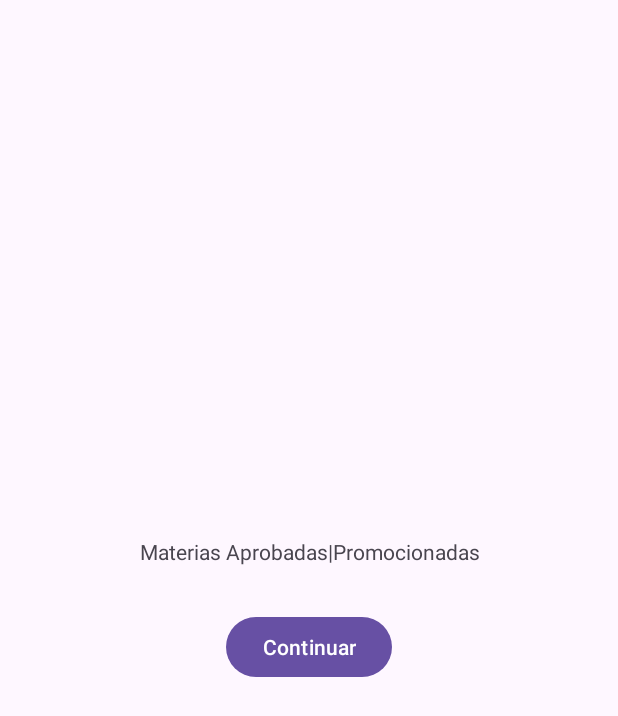
After one commit to fabian3117/ProyectoUTN, an Android app: the layout sidesheet_nuevo_usuario.xml on its own in the app's theme, with its tools: preview values and no code run, on a phone screen of 412 x 824 dp. The commit adds this screen. Shown: the top 716 px of the screen. Run offline under Robolectric (Android 15) with nearby library versions, the phone set to English and light mode, and no system bars.

Commit message:
Login en proceso.

```diff
--- a/app/src/main/AndroidManifest.xml
+++ b/app/src/main/AndroidManifest.xml
@@ -18,6 +18,7 @@
         tools:targetApi="31">
         <activity
             android:name=".Login"
+            android:screenOrientation="nosensor"
             android:exported="false" />
         <activity
             android:name=".MainActivity2"
--- a/app/src/main/java/com/example/miutn/MainActivity.java
+++ b/app/src/main/java/com/example/miutn/MainActivity.java
@@ -377,11 +377,11 @@ public class MainActivity extends AppCompatActivity {
         Calendar calendar = Calendar.getInstance();
         String dia = new SimpleDateFormat("EEEE", Locale.getDefault()).format(calendar.getTime());
         ArrayList<NMateriasCursando> deHoy = new ArrayList<>();
-        for (NMateriasCursando materiaHoyy : perfil.getMateriasCursando()) {
+/*        for (NMateriasCursando materiaHoyy : perfil.getMateriasCursando()) {
             if (materiaHoyy.getHorario().getDia().equals(dia)) {
                 deHoy.add(materiaHoyy);
             }
-        }
+        }*/
         if(!deHoy.isEmpty()){
             fragment.ActualizacionDatosContenidosAdapterMateriasHoy(deHoy);
         }
--- a/app/src/main/java/com/example/miutn/adapters/AdapterMisMaterias.java
+++ b/app/src/main/java/com/example/miutn/adapters/AdapterMisMaterias.java
@@ -27,7 +27,7 @@ import java.util.ArrayList;
 
 /** @noinspection unused*/
 public class AdapterMisMaterias extends RecyclerView.Adapter<AdapterMisMaterias.ViewHolder> {
-    private ArrayList<NMateriasCursando> Materias;
+    private ArrayList<NMateriasCursando> Materias=new ArrayList<>();
     //private Context context;
 
 
@@ -68,6 +68,10 @@ public class AdapterMisMaterias extends RecyclerView.Adapter<AdapterMisMaterias.
 
     @Override
     public int getItemCount() {
+        //todo solucion de negro
+        if(Materias==null){
+            return 0;
+        }
         return Materias.size();
     }
 
--- a/app/src/main/java/com/example/miutn/network/api/RetrofitClient.java
+++ b/app/src/main/java/com/example/miutn/network/api/RetrofitClient.java
@@ -12,7 +12,7 @@ import retrofit2.converter.gson.GsonConverterFactory;
  * Setting of retrofitClient
  */
 public class RetrofitClient {
-    private static final String urlBase = "http://192.18.26.240:8080";
+    private static final String urlBase = "http://192.168.0.12:8080";
     private static Retrofit retrofit = null;
 
     public static Retrofit getClient() {
--- /dev/null
+++ b/app/src/main/java/com/example/miutn/utils/NewUser.java
@@ -0,0 +1,5 @@
+package com.example.miutn.utils;
+
+public class NewUser {
+
+}
--- a/app/src/main/res/layout/activity_login.xml
+++ b/app/src/main/res/layout/activity_login.xml
@@ -115,6 +115,7 @@
                 android:layout_gravity="center"
                 android:layout_marginTop="5dp"
                 android:layout_height="wrap_content"
+                app:suffixText="'@frba.utn.edu.ar'"
                 app:errorEnabled="true"
                 android:hint="@string/correo">
                 <com.google.android.material.textfield.TextInputEditText
@@ -152,6 +153,7 @@
                     />
             </com.google.android.material.textfield.TextInputLayout>
         <Button
+            android:id="@+id/loginRegister"
             android:layout_width="wrap_content"
             android:layout_height="wrap_content"
             android:layout_marginTop="10dp"
--- /dev/null
+++ b/app/src/main/res/layout/sidesheet_nuevo_usuario.xml
@@ -0,0 +1,34 @@
+<?xml version="1.0" encoding="utf-8"?>
+<LinearLayout
+    xmlns:android="http://schemas.android.com/apk/res/android"
+    android:layout_width="match_parent"
+    android:layout_height="match_parent"
+    android:orientation="vertical"
+    android:layout_gravity="end"
+    style="@style/Widget.Material3.SideSheet.Modal"
+    app:layout_behavior="com.google.android.material.sidesheet.SideSheetBehavior"
+    xmlns:app="http://schemas.android.com/apk/res-auto"
+    android:padding="100px"
+    android:gravity="center">
+    <TextView
+        android:layout_width="match_parent"
+        android:layout_height="wrap_content"
+        android:text="Materias Aprobadas|Promocionadas"
+        android:textAlignment="center"
+        />
+    <com.google.android.material.chip.ChipGroup
+        android:id="@+id/chipGroupLoginNuevoUsuario"
+        android:layout_width="match_parent"
+        android:layout_margin="10dp"
+        android:layout_height="wrap_content">
+
+    </com.google.android.material.chip.ChipGroup>
+    <Button
+        android:layout_width="wrap_content"
+        android:layout_height="wrap_content"
+        android:id="@+id/sidesheetSiguente"
+        android:text="@string/continuar"
+        android:layout_margin="10dp"
+        />
+
+</LinearLayout>
--- a/app/src/main/res/values/strings.xml
+++ b/app/src/main/res/values/strings.xml
@@ -70,4 +70,5 @@
     <string name="usuario">Usuario</string>
     <string name="clave">Clave</string>
     <string name="bienvenido">Bienvenido!</string>
+    <string name="continuar">Continuar</string>
 </resources>
```
Also changed, not shown: app/src/main/java/com/example/miutn/Login.java (+163 -7 lines), app/src/main/java/com/example/miutn/network/api/ApiService.java (+11 -0 lines).
